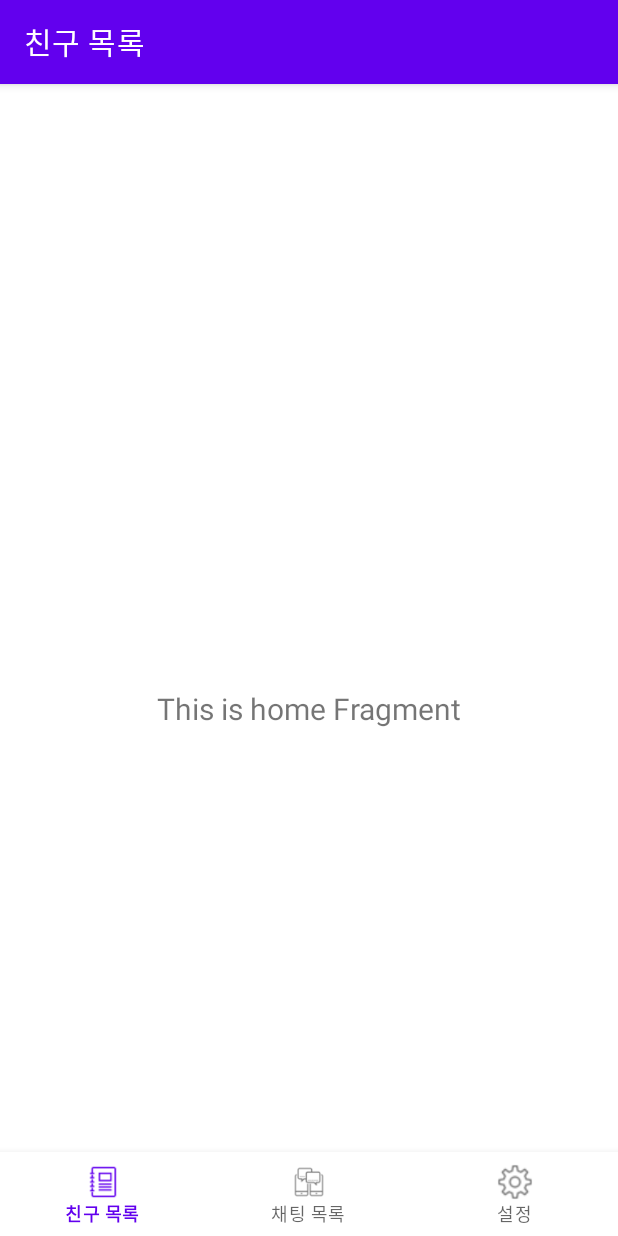
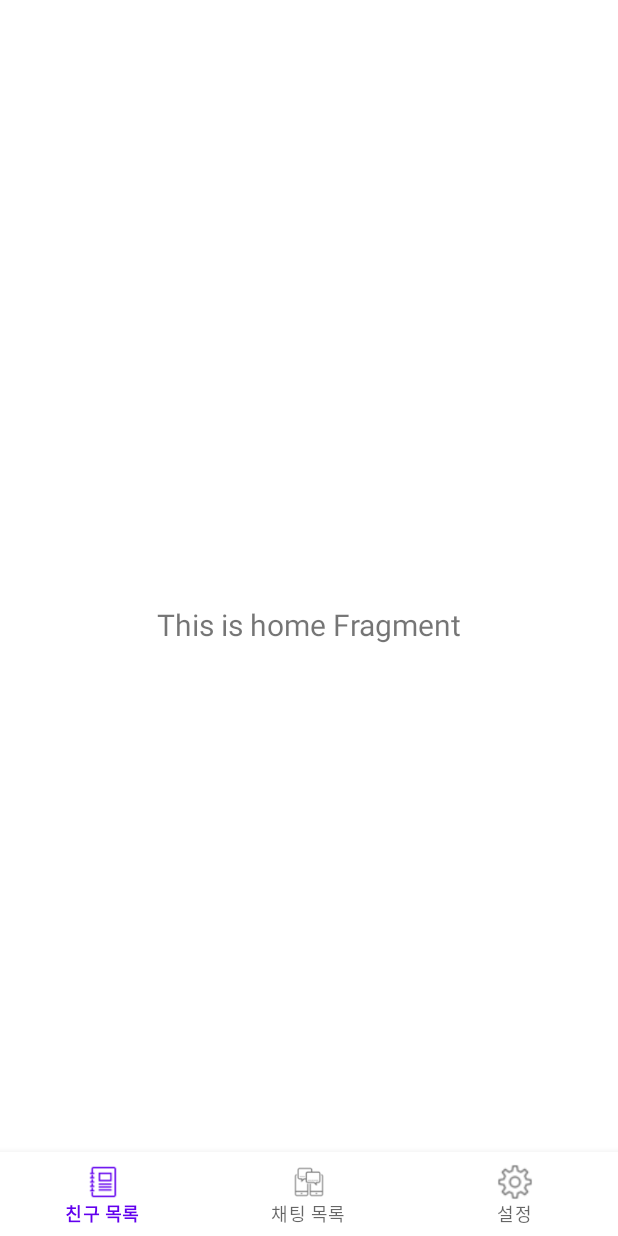
Before and after one commit to ByeongAndHong/graduate_project, an Android app: the screen it shows after launch (MainActivity), after a tap on "로그인", on a phone screen of 412 x 824 dp. Run offline under Robolectric (Android 15) with nearby library versions, the phone set to English and light mode, and no system bars; our stand-ins replace navigation-ui.

Commit message:
Action Bar 제거

```diff
--- a/ChatApp/app/src/main/java/edu/skku/cs/chatapp/LoginActivity.kt
+++ b/ChatApp/app/src/main/java/edu/skku/cs/chatapp/LoginActivity.kt
@@ -5,6 +5,7 @@ import androidx.appcompat.app.AppCompatActivity
 import android.os.Bundle
 import android.widget.Button
 import android.widget.Toast
+import androidx.appcompat.app.ActionBar
 import kotlinx.coroutines.CoroutineScope
 import kotlinx.coroutines.Dispatchers
 import kotlinx.coroutines.launch
@@ -27,5 +28,10 @@ class LoginActivity : AppCompatActivity() {
         registerButton.setOnClickListener {
             Toast.makeText(this, "This is Register Button", Toast.LENGTH_LONG).show()
         }
+
+        val actionBar: ActionBar? = supportActionBar
+        if (actionBar != null) {
+            actionBar.hide()
+        }
     }
 }
--- a/ChatApp/app/src/main/java/edu/skku/cs/chatapp/MainActivity.kt
+++ b/ChatApp/app/src/main/java/edu/skku/cs/chatapp/MainActivity.kt
@@ -1,12 +1,13 @@
 package edu.skku.cs.chatapp
 
 import android.os.Bundle
-import com.google.android.material.bottomnavigation.BottomNavigationView
+import androidx.appcompat.app.ActionBar
 import androidx.appcompat.app.AppCompatActivity
 import androidx.navigation.findNavController
 import androidx.navigation.ui.AppBarConfiguration
 import androidx.navigation.ui.setupActionBarWithNavController
 import androidx.navigation.ui.setupWithNavController
+import com.google.android.material.bottomnavigation.BottomNavigationView
 import edu.skku.cs.chatapp.databinding.ActivityMainBinding
 
 class MainActivity : AppCompatActivity() {
@@ -31,5 +32,10 @@ class MainActivity : AppCompatActivity() {
         )
         setupActionBarWithNavController(navController, appBarConfiguration)
         navView.setupWithNavController(navController)
+
+        val actionBar: ActionBar? = supportActionBar
+        if (actionBar != null) {
+            actionBar.hide()
+        }
     }
 }
--- a/ChatApp/app/src/main/res/layout/activity_main.xml
+++ b/ChatApp/app/src/main/res/layout/activity_main.xml
@@ -3,8 +3,7 @@
     xmlns:app="http://schemas.android.com/apk/res-auto"
     android:id="@+id/container"
     android:layout_width="match_parent"
-    android:layout_height="match_parent"
-    android:paddingTop="?attr/actionBarSize">
+    android:layout_height="match_parent" >
 
     <com.google.android.material.bottomnavigation.BottomNavigationView
         android:id="@+id/nav_view"
--- a/ChatApp/app/src/main/res/navigation/mobile_navigation.xml
+++ b/ChatApp/app/src/main/res/navigation/mobile_navigation.xml
@@ -8,18 +8,15 @@
     <fragment
         android:id="@+id/navigation_friendlist"
         android:name="edu.skku.cs.chatapp.ui.friendlist.FriendListFragment"
-        android:label="@string/title_friendlist"
         tools:layout="@layout/fragment_friendlist" />
 
     <fragment
         android:id="@+id/navigation_chatlist"
         android:name="edu.skku.cs.chatapp.ui.chatlist.ChatListFragment"
-        android:label="@string/title_chatlist"
         tools:layout="@layout/fragment_chatlist" />
 
     <fragment
         android:id="@+id/navigation_setting"
         android:name="edu.skku.cs.chatapp.ui.setting.SettingFragment"
-        android:label="@string/title_setting"
         tools:layout="@layout/fragment_setting" />
 </navigation>
```
